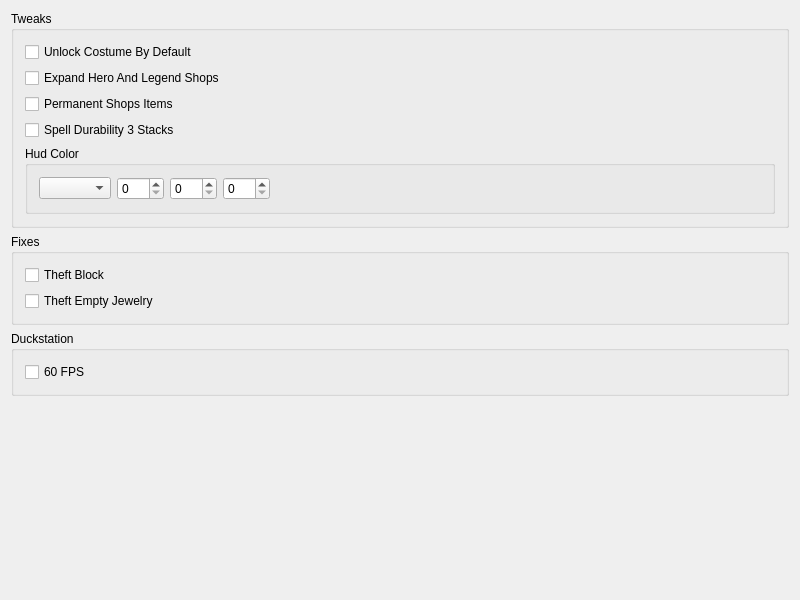
Qt form src/FrontendQt/TweaksWidget.ui (Meos4/Darkstone-PS1-Tweaks) before a commit.
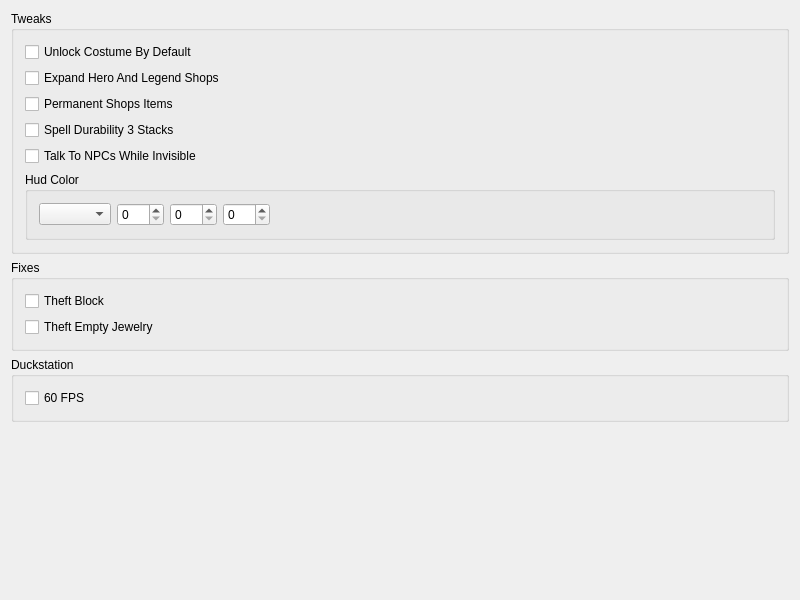
The same form after that commit.

Commit message: Add feature talk to npcs while invisible

```diff
--- a/src/FrontendQt/TweaksWidget.ui
+++ b/src/FrontendQt/TweaksWidget.ui
@@ -84,6 +84,13 @@
         </property>
        </widget>
       </item>
+      <item>
+       <widget class="QCheckBox" name="tweaksTalkToNPCsWhileInvisible">
+        <property name="text">
+         <string>Talk To NPCs While Invisible</string>
+        </property>
+       </widget>
+      </item>
       <item>
        <widget class="QGroupBox" name="tweaksHudColor">
         <property name="title">
```
The commit also changes 5 other files.
